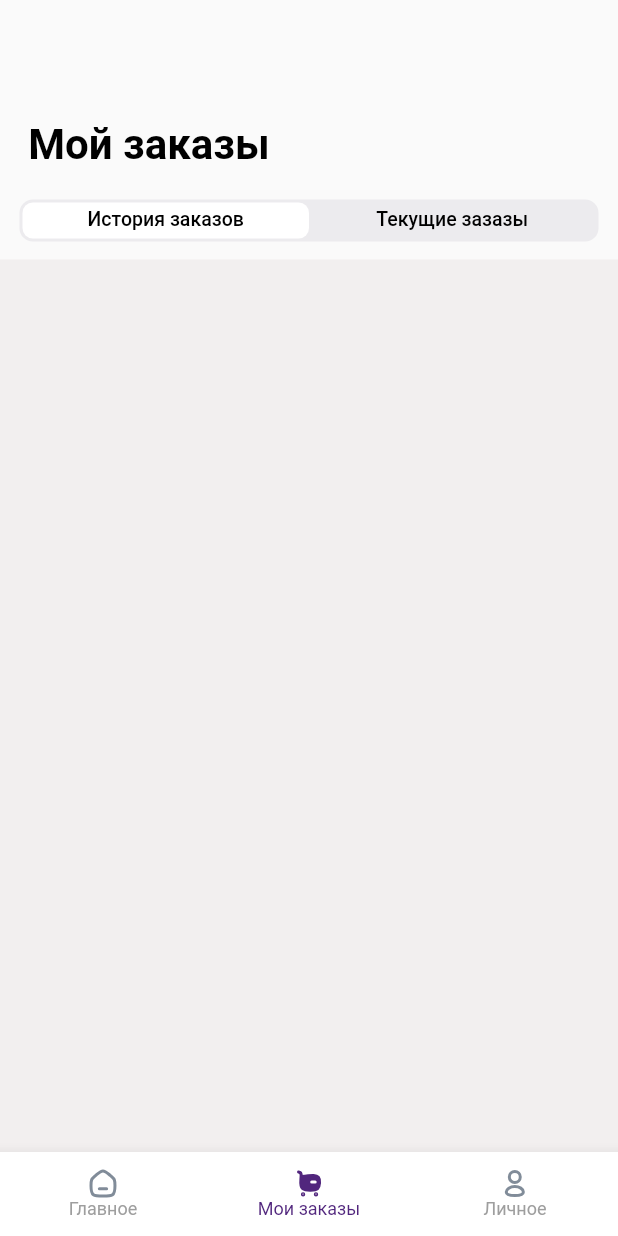
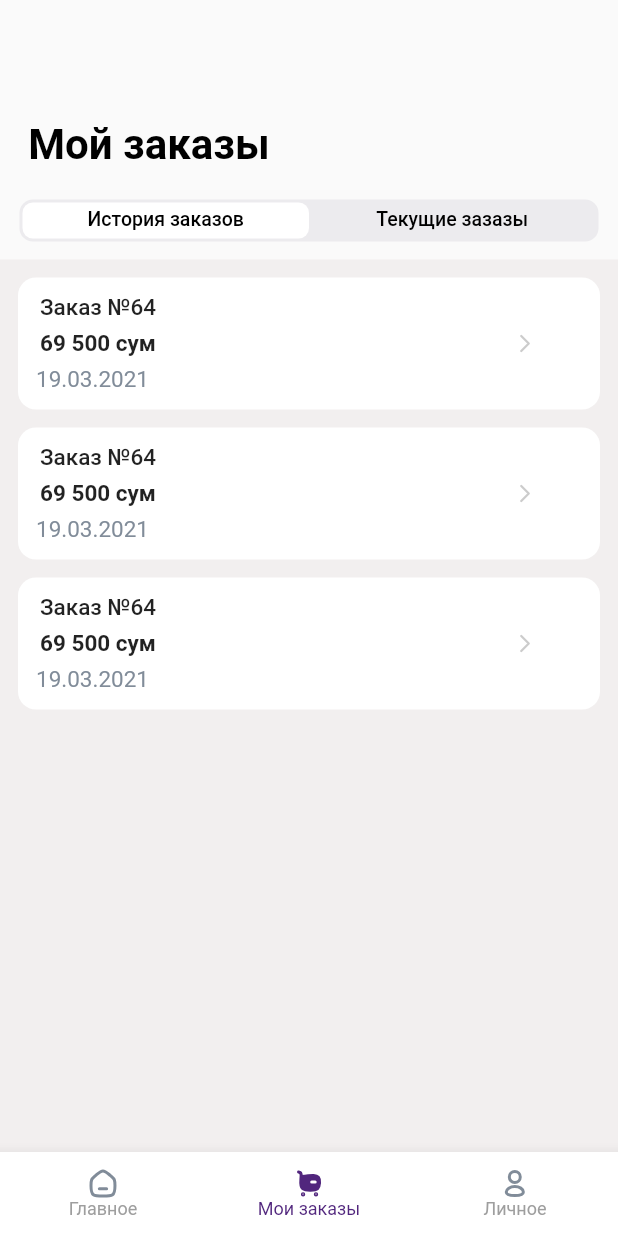
Before and after one commit to Olloyor99/CloneMaxway, a Flutter app: the screen it shows after launch, item 2 of the bottom bar chosen, on a phone screen of 412 x 824 dp. Run offline on Flutter 3.47's test engine with Material 2 defaults, Android fonts, the phone set to English and light mode, and no system bars; our stand-ins replace flutter_svg.

Commit message:
new commit

```diff
--- a/lib/src/pages/customhome.dart
+++ b/lib/src/pages/customhome.dart
@@ -18,7 +18,7 @@ class _MyCatalogContainerState extends State<MyCustomScroll> {
   int korzina = 0;
   int allValuePlus = 0;
 
-  static List<int> shtuk = List.generate(lavashnarxi.length, (index) => 0);
+  List<int> shtuk = List.generate(lavashnarxi.length, (index) => 0);
   List<bool> withOpasity = List.generate(lavashnarxi.length, (index) => false);
   List<int> aloneValue = List.generate(lavashnarxi.length, (index) => 0);
 
--- a/lib/src/pages/filial.dart
+++ b/lib/src/pages/filial.dart
@@ -15,7 +15,10 @@ class MyFilial extends StatelessWidget {
           onPressed: () {
             Navigator.pop(context);
           },
-          icon: SvgPicture.asset('assets/profile_icons/back.svg'),
+          icon: Icon(
+            Icons.arrow_back_ios_new,
+            color: Colors.black,
+          ),
         ),
         title: Text(
           "Филиали",
--- a/lib/src/pages/moy_zakaz.dart
+++ b/lib/src/pages/moy_zakaz.dart
@@ -1,5 +1,7 @@
 import 'package:flutter/material.dart';
 import 'package:flutter_svg/svg.dart';
+
+import 'my_spisok.dart';
 
 class MoyZakaz extends StatefulWidget {
   const MoyZakaz({super.key});
@@ -74,12 +76,15 @@ class _MoyZakazState extends State<MoyZakaz> with TickerProviderStateMixin {
             Expanded(
               child: Container(
                 color: Color.fromARGB(255, 242, 239, 239),
-                child: TabBarView(controller: tabController, children: [
-                  Center(
+                child: TabBarView(
+                  controller: tabController,
+                  children: [
+                    Container(
                       child: Column(
-                      mainAxisAlignment: MainAxisAlignment.center,
                         children: [
-                        Container(),
+                          Myspisok(),
+                          Myspisok(),
+                          Myspisok(),
                         ],
                       ),
                     ),
@@ -96,16 +101,56 @@ class _MoyZakazState extends State<MoyZakaz> with TickerProviderStateMixin {
                               color: Colors.white,
                               borderRadius: BorderRadius.circular(12),
                             ),
-                          child: Container(
-                            margin: EdgeInsets.only(left: 12, right: 12),
+                            child: Padding(
+                              padding: EdgeInsets.only(
+                                top: 16,
+                                left: 12,
+                              ),
+                              child: Column(
+                                children: [
+                                  Container(
+                                    height: 24,
+                                    width: double.infinity,
+                                    child: Text(
+                                      "Статус заказа №1342",
+                                      style: TextStyle(
+                                          fontSize: 20,
+                                          fontWeight: FontWeight.w600),
+                                    ),
+                                  ),
+                                  SizedBox(
+                                    height: 4,
+                                  ),
+                                  Container(
+                                    height: 24,
+                                    width: double.infinity,
+                                    alignment: Alignment.bottomLeft,
+                                    child: Text(
+                                      "Куриер забрал",
+                                      style: TextStyle(
+                                          color: Color.fromRGBO(81, 38, 125, 1),
+                                          fontSize: 17,
+                                          fontWeight: FontWeight.w500),
+                                    ),
+                                  ),
+                                  SizedBox(
+                                    height: 17,
+                                  ),
+                                  Container(
+                                      height: 44,
+                                      margin: EdgeInsets.only(right: 12),
+                                      width: double.infinity,
                                       child: SvgPicture.asset(
-                                'assets/profile_icons/zakaz.svg'),
+                                          'assets/line/step1.svg')),
+                                ],
+                              ),
                             ),
                           )
                         ],
                       ),
                     ),
-                ]),
+                  ],
+                ),
               ),
             ),
           ],
--- a/lib/src/pages/my_info.dart
+++ b/lib/src/pages/my_info.dart
@@ -1,5 +1,4 @@
 import 'package:flutter/material.dart';
-import 'package:flutter_svg/svg.dart';
 
 class MyInfo extends StatefulWidget {
   const MyInfo({super.key});
@@ -24,7 +23,10 @@ class _MyInfoState extends State<MyInfo> {
           onPressed: () {
             Navigator.pop(context);
           },
-          icon: SvgPicture.asset('assets/profile_icons/back.svg'),
+          icon: Icon(
+            Icons.arrow_back_ios_new,
+            color: Colors.black,
+          ),
         ),
         title: Text(
           "Редактировать профиль",
@@ -83,6 +85,7 @@ class _MyInfoState extends State<MyInfo> {
                   alignment: Alignment.centerLeft,
                   child: Text(" Номер телефона"),
                 ),
+                SizedBox(height: 4),
                 TextFormField(
                   decoration: InputDecoration(
                     contentPadding: EdgeInsets.only(left: 12),
@@ -116,7 +119,7 @@ class _MyInfoState extends State<MyInfo> {
                   ),
                 ),
                 SizedBox(
-                  height: 254,
+                  height: 280,
                 ),
                 GestureDetector(
                   onTap: () {},
--- a/lib/src/pages/my_korzina.dart
+++ b/lib/src/pages/my_korzina.dart
@@ -3,16 +3,14 @@ import 'package:maxway_/list_name_price/l_photos.dart';
 import 'package:maxway_/list_name_price/narxlari.dart';
 import 'package:maxway_/src/pages/customhome.dart';
 import 'package:maxway_/src/pages/my_dialog.dart';
-import 'package:maxway_/src/pdoduct_name/variables.dart';
 import 'my_korzin_two.dart';
 
 class MyKorzina extends StatefulWidget {
-  List shtuk2 = List.generate(lavashnomi.length, (index) => 0);
+  static List shtuk2 = List.generate(lavashnomi.length, (index) => 0);
 
   int? korzina2;
   int? forlist;
-  MyKorzina({Key? key, required this.shtuk2, this.korzina2, this.forlist})
-      : super(key: key);
+  MyKorzina({Key? key, shtuk2, this.korzina2, this.forlist}) : super(key: key);
   @override
   State<MyKorzina> createState() => MyKorzinaState();
 }
--- /dev/null
+++ b/lib/src/pages/my_spisok.dart
@@ -0,0 +1,78 @@
+import 'package:flutter/material.dart';
+import 'package:flutter_svg/svg.dart';
+
+class Myspisok extends StatelessWidget {
+  const Myspisok({
+    Key? key,
+  }) : super(key: key);
+
+  @override
+  Widget build(BuildContext context) {
+    return SingleChildScrollView(
+      child: Center(
+        child: Column(
+          children: [
+            Padding(
+              padding: EdgeInsets.only(top: 12, left: 12, right: 12),
+              child: Container(
+                height: 88,
+                width: double.infinity,
+                decoration: BoxDecoration(
+                  color: Colors.white,
+                  borderRadius: BorderRadius.circular(12),
+                ),
+                child: Row(
+                  children: [
+                    SizedBox(
+                      width: 12,
+                    ),
+                    Container(
+                      width: 196,
+                      alignment: Alignment.centerLeft,
+                      child: Column(
+                        mainAxisAlignment: MainAxisAlignment.center,
+                        children: [
+                          Text(
+                            "Заказ №64  ",
+                            style: TextStyle(
+                              fontWeight: FontWeight.w500,
+                              fontSize: 15,
+                            ),
+                          ),
+                          SizedBox(height: 6),
+                          Text(
+                            "69 500 сум  ",
+                            style: TextStyle(
+                              fontWeight: FontWeight.w600,
+                              fontSize: 15,
+                            ),
+                          ),
+                          SizedBox(height: 6),
+                          Text(
+                            "19.03.2021    ",
+                            style: TextStyle(
+                              color: Color.fromRGBO(129, 140, 153, 1),
+                              fontWeight: FontWeight.w400,
+                              fontSize: 15,
+                            ),
+                          ),
+                        ],
+                      ),
+                    ),
+                    SizedBox(
+                      width: 120,
+                    ),
+                    Container(
+                      child:
+                          SvgPicture.asset('assets/profile_icons/forward.svg'),
+                    ),
+                  ],
+                ),
+              ),
+            )
+          ],
+        ),
+      ),
+    );
+  }
+}
--- a/lib/src/pages/politica.dart
+++ b/lib/src/pages/politica.dart
@@ -21,7 +21,10 @@ class Politica extends StatelessWidget {
           onPressed: () {
             Navigator.pop(context);
           },
-          icon: SvgPicture.asset('assets/profile_icons/back.svg'),
+          icon: Icon(
+            Icons.arrow_back_ios_new,
+            color: Colors.black,
+          ),
         ),
       ),
       body: Center(
--- a/lib/src/pages/profile.dart
+++ b/lib/src/pages/profile.dart
@@ -12,10 +12,9 @@ class _MyProfileState extends State<MyAccount> {
   @override
   Widget build(BuildContext context) {
     return Scaffold(
-      backgroundColor: Color.fromRGBO(248, 246, 250, 1),
       body: Center(
         child: Container(
-          color: Color.fromRGBO(248, 246, 250, 1),
+          color: Colors.white,
           child: Column(
             children: [
               SizedBox(height: 72),
@@ -68,7 +67,7 @@ class _MyProfileState extends State<MyAccount> {
               Expanded(
                 child: Container(
                   alignment: Alignment.center,
-                  color: Color.fromARGB(08, 08, 08, 1),
+                  color: Color(0xfff8F6FA),
                   child: Column(
                     children: [
                       GestureDetector(
--- a/lib/src/pages/service.dart
+++ b/lib/src/pages/service.dart
@@ -25,7 +25,10 @@ class _OserviseState extends State<Oservise> {
           onPressed: () {
             Navigator.pop(context);
           },
-          icon: SvgPicture.asset('assets/profile_icons/back.svg'),
+          icon: Icon(
+            Icons.arrow_back_ios_new,
+            color: Colors.black,
+          ),
         ),
       ),
       body: Center(
--- a/lib/src/pages/settings.dart
+++ b/lib/src/pages/settings.dart
@@ -15,6 +15,7 @@ class _MySettingsState extends State<MySettings> {
     bool sms = false;
     return Scaffold(
       appBar: AppBar(
+        elevation: 0,
         title: Text(
           "Настройки",
           style: TextStyle(
@@ -22,12 +23,15 @@ class _MySettingsState extends State<MySettings> {
         ),
         backgroundColor: Colors.white,
         automaticallyImplyLeading: false,
-        elevation: 0,
         leading: IconButton(
-            onPressed: () {
-              Navigator.pop(context);
-            },
-            icon: SvgPicture.asset('assets/profile_icons/back.svg')),
+          onPressed: () {
+            Navigator.pop(context);
+          },
+          icon: Icon(
+            Icons.arrow_back_ios_new,
+            color: Colors.black,
+          ),
+        ),
       ),
       body: Center(
         child: Container(
--- a/pubspec.yaml
+++ b/pubspec.yaml
@@ -66,6 +66,7 @@ flutter:
     - assets/icons/
     - assets/profile_icons/
     - assets/foods/
+    - assets/line/
   #   - images/a_dot_ham.jpeg
 
   # An image asset can refer to one or more resolution-specific "variants", see
```
Also changed, not shown: assets/line/step1.svg (added), 13 other files. Lines whose indentation alone changed are shown as unchanged.
